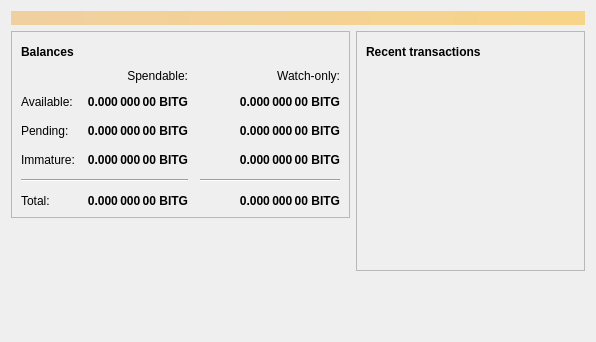
Above: src/qt/forms/overviewpage.ui from BITCORNProject/BITCORN before the change. Below: the same form after it.
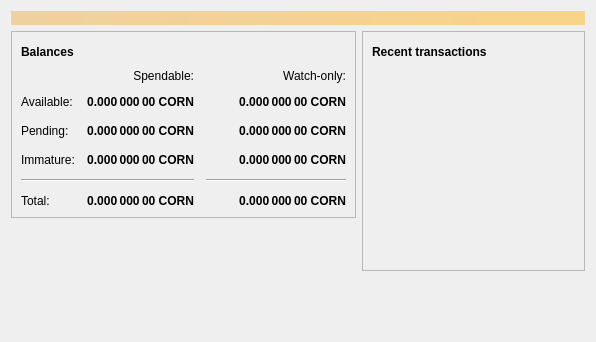
That is the form after the change. Icons and pictures are not drawn.

```diff
--- a/src/qt/forms/overviewpage.ui
+++ b/src/qt/forms/overviewpage.ui
@@ -129,7 +129,7 @@
                <string>Unconfirmed transactions to watch-only addresses</string>
               </property>
               <property name="text">
-               <string notr="true">0.000 000 00 BITG</string>
+               <string notr="true">0.000 000 00 CORN</string>
               </property>
               <property name="alignment">
                <set>Qt::AlignRight|Qt::AlignTrailing|Qt::AlignVCenter</set>
@@ -154,7 +154,7 @@
                <string>Total of transactions that have yet to be confirmed, and do not yet count toward the spendable balance</string>
               </property>
               <property name="text">
-               <string notr="true">0.000 000 00 BITG</string>
+               <string notr="true">0.000 000 00 CORN</string>
               </property>
               <property name="alignment">
                <set>Qt::AlignRight|Qt::AlignTrailing|Qt::AlignVCenter</set>
@@ -179,7 +179,7 @@
                <string>Mined balance in watch-only addresses that has not yet matured</string>
               </property>
               <property name="text">
-               <string notr="true">0.000 000 00 BITG</string>
+               <string notr="true">0.000 000 00 CORN</string>
               </property>
               <property name="alignment">
                <set>Qt::AlignRight|Qt::AlignTrailing|Qt::AlignVCenter</set>
@@ -237,7 +237,7 @@
                <string>Mined balance that has not yet matured</string>
               </property>
               <property name="text">
-               <string notr="true">0.000 000 00 BITG</string>
+               <string notr="true">0.000 000 00 CORN</string>
               </property>
               <property name="alignment">
                <set>Qt::AlignRight|Qt::AlignTrailing|Qt::AlignVCenter</set>
@@ -282,7 +282,7 @@
                <string>Your current total balance</string>
               </property>
               <property name="text">
-               <string notr="true">0.000 000 00 BITG</string>
+               <string notr="true">0.000 000 00 CORN</string>
               </property>
               <property name="alignment">
                <set>Qt::AlignRight|Qt::AlignTrailing|Qt::AlignVCenter</set>
@@ -307,7 +307,7 @@
                <string>Current total balance in watch-only addresses</string>
               </property>
               <property name="text">
-               <string notr="true">0.000 000 00 BITG</string>
+               <string notr="true">0.000 000 00 CORN</string>
               </property>
               <property name="alignment">
                <set>Qt::AlignRight|Qt::AlignTrailing|Qt::AlignVCenter</set>
@@ -349,7 +349,7 @@
                <string>Your current spendable balance</string>
               </property>
               <property name="text">
-               <string notr="true">0.000 000 00 BITG</string>
+               <string notr="true">0.000 000 00 CORN</string>
               </property>
               <property name="alignment">
                <set>Qt::AlignRight|Qt::AlignTrailing|Qt::AlignVCenter</set>
@@ -374,7 +374,7 @@
                <string>Your current balance in watch-only addresses</string>
               </property>
               <property name="text">
-               <string notr="true">0.000 000 00 BITG</string>
+               <string notr="true">0.000 000 00 CORN</string>
               </property>
               <property name="alignment">
                <set>Qt::AlignRight|Qt::AlignTrailing|Qt::AlignVCenter</set>
```
